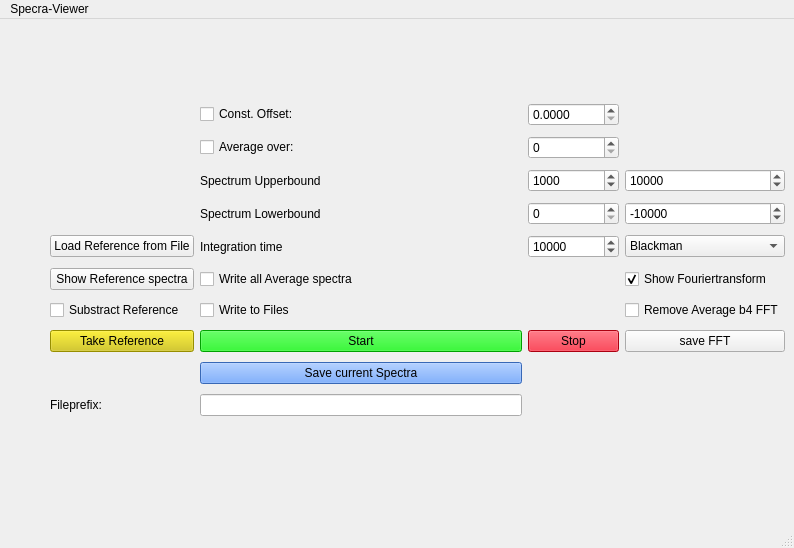
brandhoff/Ghost-OCT, file scripts/MainWindow.ui: the form before one commit.
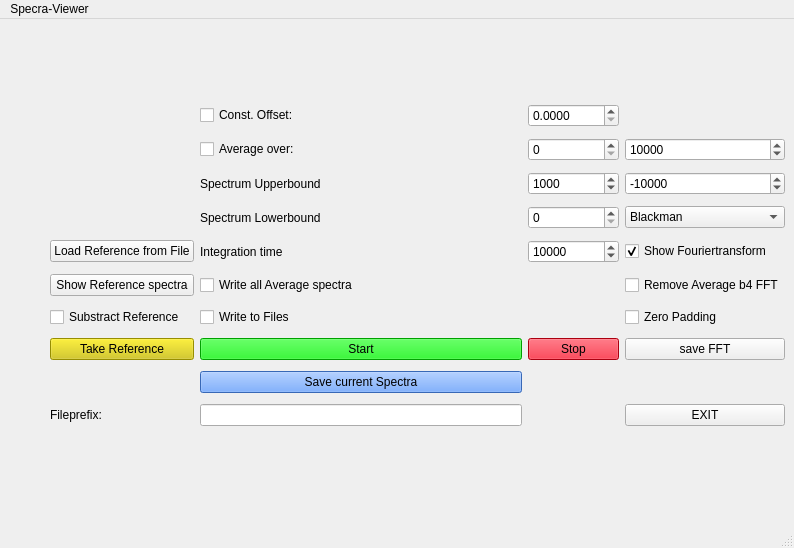
The form after the commit.

Commit message:
implemented 0 padding
implemented 0 padding making the fft 3* as long
fixed a bug where div 0 would encounter

```diff
--- a/scripts/MainWindow.ui
+++ b/scripts/MainWindow.ui
@@ -20,7 +20,7 @@
       <x>50</x>
       <y>80</y>
       <width>735</width>
-      <height>330</height>
+      <height>337</height>
      </rect>
     </property>
     <layout class="QGridLayout" name="gridLayout">
@@ -512,53 +512,6 @@
        </property>
       </widget>
      </item>
-     <item row="5" column="4">
-      <widget class="QComboBox" name="comboWindow">
-       <item>
-        <property name="text">
-         <string>Blackman</string>
-        </property>
-       </item>
-       <item>
-        <property name="text">
-         <string>Hamming</string>
-        </property>
-       </item>
-      </widget>
-     </item>
-     <item row="7" column="4">
-      <widget class="QCheckBox" name="checkFFT">
-       <property name="text">
-        <string>Show Fouriertransform</string>
-       </property>
-       <property name="checked">
-        <bool>true</bool>
-       </property>
-      </widget>
-     </item>
-     <item row="2" column="4">
-      <widget class="QSpinBox" name="spinFFTupper">
-       <property name="maximum">
-        <number>100000</number>
-       </property>
-       <property name="value">
-        <number>10000</number>
-       </property>
-      </widget>
-     </item>
-     <item row="4" column="4">
-      <widget class="QSpinBox" name="spinFFTlower">
-       <property name="minimum">
-        <number>-100000</number>
-       </property>
-       <property name="maximum">
-        <number>100000</number>
-       </property>
-       <property name="value">
-        <number>-10000</number>
-       </property>
-      </widget>
-     </item>
      <item row="7" column="2">
       <widget class="QCheckBox" name="checkWriteAllAve">
        <property name="text">
@@ -583,13 +536,6 @@
        </property>
       </widget>
      </item>
-     <item row="8" column="4">
-      <widget class="QCheckBox" name="checkFFTAv">
-       <property name="text">
-        <string>Remove Average b4 FFT</string>
-       </property>
-      </widget>
-     </item>
      <item row="10" column="4">
       <widget class="QPushButton" name="btnSaveFFT">
        <property name="text">
@@ -597,6 +543,74 @@
        </property>
       </widget>
      </item>
+     <item row="1" column="4">
+      <widget class="QSpinBox" name="spinFFTupper">
+       <property name="maximum">
+        <number>100000</number>
+       </property>
+       <property name="value">
+        <number>10000</number>
+       </property>
+      </widget>
+     </item>
+     <item row="2" column="4">
+      <widget class="QSpinBox" name="spinFFTlower">
+       <property name="minimum">
+        <number>-100000</number>
+       </property>
+       <property name="maximum">
+        <number>100000</number>
+       </property>
+       <property name="value">
+        <number>-10000</number>
+       </property>
+      </widget>
+     </item>
+     <item row="4" column="4">
+      <widget class="QComboBox" name="comboWindow">
+       <item>
+        <property name="text">
+         <string>Blackman</string>
+        </property>
+       </item>
+       <item>
+        <property name="text">
+         <string>Hamming</string>
+        </property>
+       </item>
+      </widget>
+     </item>
+     <item row="5" column="4">
+      <widget class="QCheckBox" name="checkFFT">
+       <property name="text">
+        <string>Show Fouriertransform</string>
+       </property>
+       <property name="checked">
+        <bool>true</bool>
+       </property>
+      </widget>
+     </item>
+     <item row="7" column="4">
+      <widget class="QCheckBox" name="checkFFTAv">
+       <property name="text">
+        <string>Remove Average b4 FFT</string>
+       </property>
+      </widget>
+     </item>
+     <item row="8" column="4">
+      <widget class="QCheckBox" name="checkZeroPad">
+       <property name="text">
+        <string>Zero Padding</string>
+       </property>
+      </widget>
+     </item>
+     <item row="12" column="4">
+      <widget class="QPushButton" name="btnExit">
+       <property name="text">
+        <string>EXIT</string>
+       </property>
+      </widget>
+     </item>
     </layout>
    </widget>
   </widget>
```
The commit also changes 2 other files.
